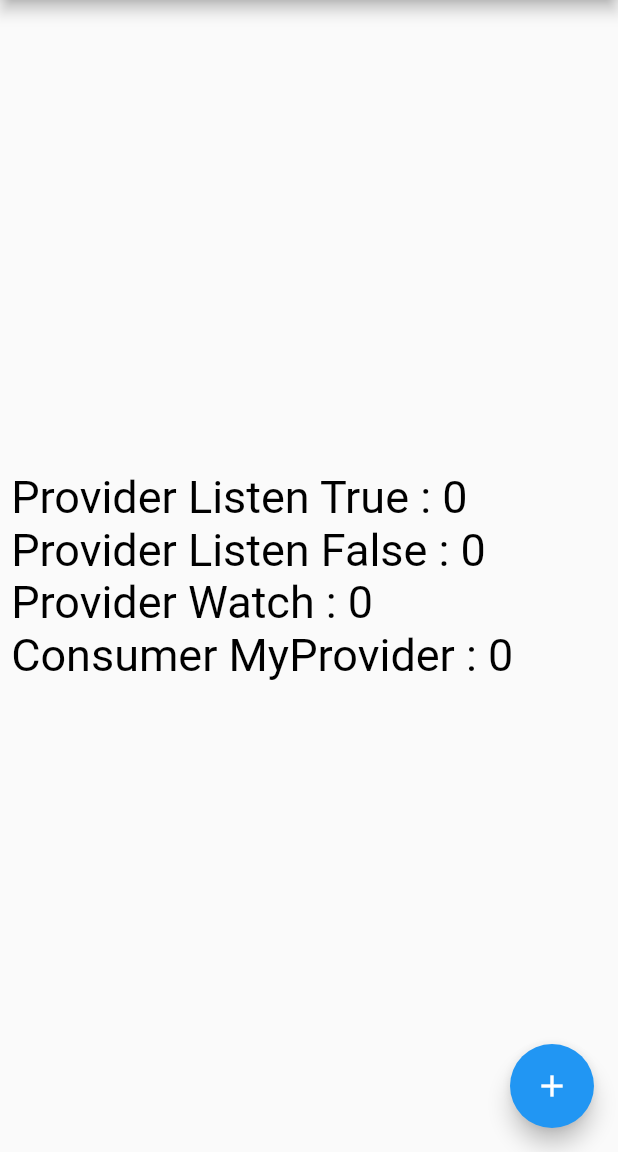
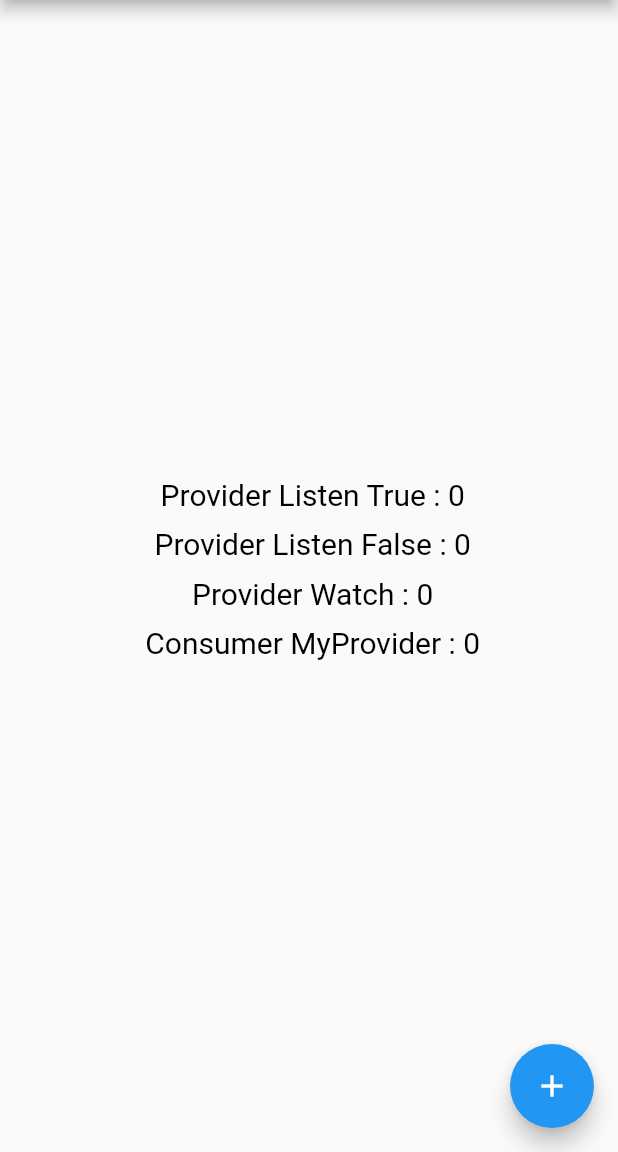
Before and after one commit to Devsaci/consumers_vs_selectors, a Flutter app: the screen it shows after launch, on a phone screen of 412 x 824 dp, the part 84-1236 px from its top. Run offline on Flutter 3.47's test engine with Material 2 defaults, Android fonts, the phone set to English and light mode, and no system bars.

Commit message:
Center / SizedBox

```diff
--- a/lib/main.dart
+++ b/lib/main.dart
@@ -35,30 +35,35 @@ class MyHomePage extends StatelessWidget {
       appBar: AppBar(
         title: const Text("Consumers VS Selectors"),
       ),
-      body: DefaultTextStyle(
+      body: Center(
+        child: DefaultTextStyle(
           style: TextStyle(
-          fontSize: 30,
+            fontSize: 20,
             color: Colors.black,
           ),
           child: Column(
             mainAxisAlignment: MainAxisAlignment.center,
-          crossAxisAlignment: CrossAxisAlignment.start,
             children: <Widget>[
               Text(
                 ' Provider Listen True : ${Provider.of<MyProvider>(context, listen: true).count}',
               ),
+              SizedBox(height: 10,),
               Text(
                 ' Provider Listen False : ${Provider.of<MyProvider>(context, listen: false).count}',
               ),
+              SizedBox(height: 10,),
               Text(
                 ' Provider Watch : ${context.watch<MyProvider>().count}',
               ),
+              SizedBox(height: 10,),
               Consumer<MyProvider>(
                 builder: (ctx, value, child) => Text(
                   ' Consumer MyProvider : ${value.count}',
                 ),
-            )
+              ),
+              SizedBox(height: 10,),
             ],
+          ),
         ),
       ),
       floatingActionButton: FloatingActionButton(
```
Lines whose indentation alone changed are shown as unchanged.
